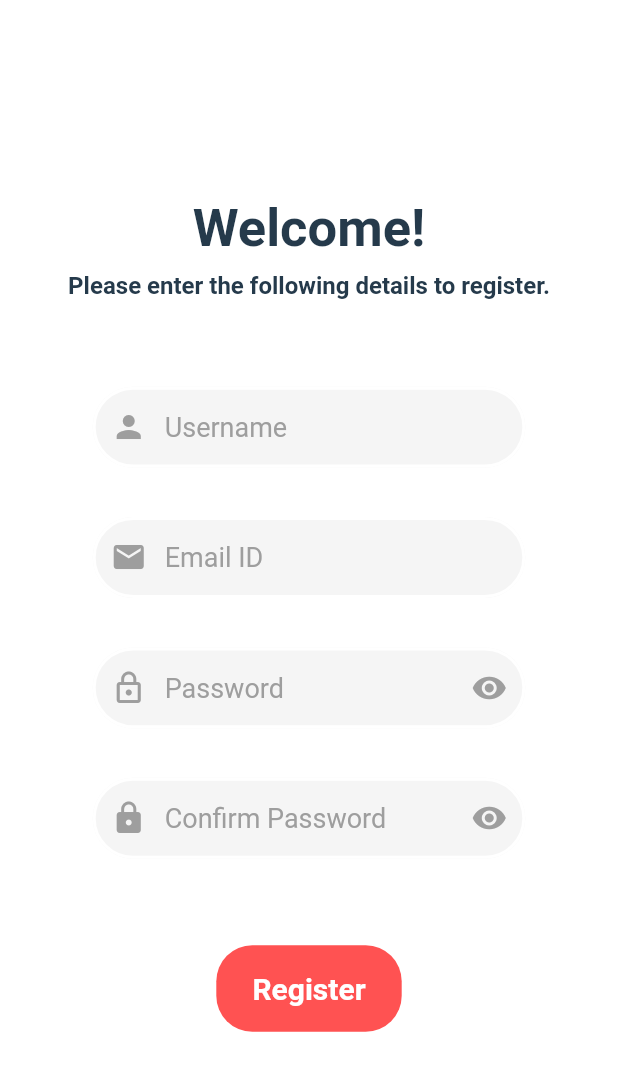
After one commit to Shivansh187/VIT-Hack_Impostors, a Flutter app: the screen it shows after launch, after a tap on "Register", on a phone screen of 412 x 824 dp. The commit adds this screen. Shown: the top 1071 px of the screen. Run offline on Flutter 3.47's test engine with Material 2 defaults, Android fonts, the phone set to English and light mode, and no system bars.

Commit message:
Added login and register pages

```diff
--- a/App/vit_hack_certificate/lib/constants.dart
+++ b/App/vit_hack_certificate/lib/constants.dart
@@ -1,3 +1,4 @@
 import 'package:flutter/material.dart';
 
 const Color kAppBackgroundColour = Color(0xFF253A4B);
+const Color kLoginButtonColour = Color(0xFFFF5252);
--- a/App/vit_hack_certificate/lib/screens/initial_page.dart
+++ b/App/vit_hack_certificate/lib/screens/initial_page.dart
@@ -1,6 +1,7 @@
 import 'package:flutter/material.dart';
 import 'package:vit_hack_certificate/constants.dart';
-
+import 'package:vit_hack_certificate/screens/login.dart';
+import 'package:vit_hack_certificate/screens/register.dart';
 // This is the Initial page screen that has the option of login or register
 class LoginOrRegister extends StatelessWidget {
   @override
@@ -39,11 +40,57 @@ class LoginOrRegister extends StatelessWidget {
                 SizedBox(
                   height: MediaQuery.of(context).size.height * 0.1,
                 ),
-                LoginOrRegisterButton(text: 'Login'),
+                Container(
+                  height: MediaQuery.of(context).size.height * 0.08,
+                  width: MediaQuery.of(context).size.width * 0.8,
+                  child: FlatButton(
+                    onPressed: () {
+                    Navigator.push(
+                    context,
+                    MaterialPageRoute(builder: (context) => Login()),
+                    );
+                    },
+                    child: Center(
+                      child: Text(
+                        'Login',
+                        style: TextStyle(fontSize: 25.0, fontWeight: FontWeight.w600),
+                      ),
+                    ),
+                  ),
+                  decoration: BoxDecoration(
+                  color: kLoginButtonColour,
+                  borderRadius: BorderRadius.all(
+                  Radius.circular(30.0),
+                  ),
+                  ),
+                ),
                 SizedBox(
                   height: MediaQuery.of(context).size.height * 0.02,
                 ),
-                LoginOrRegisterButton(text: 'Register'),
+                Container(
+                  height: MediaQuery.of(context).size.height * 0.08,
+                  width: MediaQuery.of(context).size.width * 0.8,
+                  child: FlatButton(
+                    onPressed: () {
+                      Navigator.push(
+                        context,
+                        MaterialPageRoute(builder: (context) => Register()),
+                      );
+                    },
+                    child: Center(
+                      child: Text(
+                        'Register',
+                        style: TextStyle(fontSize: 25.0, fontWeight: FontWeight.w600),
+                      ),
+                    ),
+                  ),
+                  decoration: BoxDecoration(
+                    color: kLoginButtonColour,
+                    borderRadius: BorderRadius.all(
+                      Radius.circular(30.0),
+                    ),
+                  ),
+                ),
               ],
             ),
           )
@@ -52,28 +99,3 @@ class LoginOrRegister extends StatelessWidget {
     );
   }
 }
-
-class LoginOrRegisterButton extends StatelessWidget {
-  LoginOrRegisterButton({@required this.text});
-
-  final String text;
-  @override
-  Widget build(BuildContext context) {
-    return Container(
-      height: MediaQuery.of(context).size.height * 0.08,
-      width: MediaQuery.of(context).size.width * 0.8,
-      child: Center(
-        child: Text(
-          text,
-          style: TextStyle(fontSize: 25.0, fontWeight: FontWeight.w600),
-        ),
-      ),
-      decoration: BoxDecoration(
-        color: kLoginButtonColour,
-        borderRadius: BorderRadius.all(
-          Radius.circular(30.0),
-        ),
-      ),
-    );
-  }
-}
--- /dev/null
+++ b/App/vit_hack_certificate/lib/screens/register.dart
@@ -0,0 +1,282 @@
+import 'package:flutter/material.dart';
+import 'package:vit_hack_certificate/constants.dart';
+class Register extends StatefulWidget {
+  @override
+  _RegisterState createState() => _RegisterState();
+}
+bool visible=false,visible1=false;
+class _RegisterState extends State<Register> {
+  @override
+  Widget build(BuildContext context) {
+    return Scaffold(
+      backgroundColor: Colors.white,
+      body: SingleChildScrollView(
+        child: Column(
+          children: [
+            SizedBox(height: MediaQuery.of(context).size.height*0.16,),
+            Center(
+              child: Text(
+                "Welcome!",
+                style: TextStyle(
+                    fontSize: 35,
+                    fontWeight: FontWeight.bold,
+                    color: kAppBackgroundColour
+                ),
+              ),
+            ),
+            SizedBox(height: MediaQuery.of(context).size.height*0.01,),
+            Center(
+              child: Text(
+                "Please enter the following details to register.",
+                style: TextStyle(
+                    fontSize: 16,
+                    fontWeight: FontWeight.bold,
+                    color: kAppBackgroundColour
+                ),
+              ),
+            ),
+            SizedBox(height: MediaQuery.of(context).size.height*0.07,),
+            Center(
+              child: Container(
+                width: MediaQuery.of(context).size.width*0.7,
+                child: TextFormField(
+                  validator: (value) {
+                    if (value == '') {
+                      return 'This field is required.';
+                    } else {
+                      return null;
+                    }
+                  },
+                  style: TextStyle(
+                      color: Colors.black
+                  ),
+                  decoration: new InputDecoration(
+                    fillColor: Colors.grey[100],
+                    filled: true,
+                    contentPadding: EdgeInsets.all(MediaQuery.of(context).size.width*0.04),
+                    hintText: 'Username',
+                    hintStyle: TextStyle(
+                      color: Colors.grey,
+                      fontSize: 18,
+                    ),
+                    prefixIcon: Icon(
+                      Icons.person,
+                      color: Colors.grey,
+                    ),
+                    enabledBorder: new OutlineInputBorder(
+                      borderRadius: const BorderRadius.all(
+                          const Radius.circular(27.5)),
+                      borderSide: BorderSide(
+                        color: Colors.white,
+                        width: 2,
+                      ),
+                    ),
+                    focusedBorder: new OutlineInputBorder(
+                      borderRadius: const BorderRadius.all(
+                          const Radius.circular(27.5)),
+                      borderSide: BorderSide(
+                        color: Colors.black,
+                        width: 2,
+                      ),
+                    ),
+                  ),
+                ),
+              ),
+            ),
+            SizedBox(height: MediaQuery.of(context).size.height*0.04,),
+            Center(
+              child: Container(
+                width: MediaQuery.of(context).size.width*0.7,
+                child: TextFormField(
+                  validator: (value) {
+                    if (value == '') {
+                      return 'This field is required.';
+                    } else {
+                      return null;
+                    }
+                  },
+                  style: TextStyle(
+                      color: Colors.black
+                  ),
+                  decoration: new InputDecoration(
+                    fillColor: Colors.grey[100],
+                    filled: true,
+                    contentPadding: EdgeInsets.all(MediaQuery.of(context).size.width*0.04),
+                    hintText: 'Email ID',
+                    hintStyle: TextStyle(
+                      color: Colors.grey,
+                      fontSize: 18,
+                    ),
+                    prefixIcon: Icon(
+                      Icons.email,
+                      color: Colors.grey,
+                    ),
+                    enabledBorder: new OutlineInputBorder(
+                      borderRadius: const BorderRadius.all(
+                          const Radius.circular(27.5)),
+                      borderSide: BorderSide(
+                        color: Colors.white,
+                        width: 2,
+                      ),
+                    ),
+                    focusedBorder: new OutlineInputBorder(
+                      borderRadius: const BorderRadius.all(
+                          const Radius.circular(27.5)),
+                      borderSide: BorderSide(
+                        color: Colors.black,
+                        width: 2,
+                      ),
+                    ),
+                  ),
+                ),
+              ),
+            ),
+            SizedBox(height: MediaQuery.of(context).size.height*0.04,),
+            Center(
+              child: Container(
+                width: MediaQuery.of(context).size.width*0.7,
+                child: TextFormField(
+                  validator: (value) {
+                    if (value == '') {
+                      return 'This field is required.';
+                    } else {
+                      return null;
+                    }
+                  },
+                  keyboardType: TextInputType.visiblePassword,
+                  obscureText: !visible,
+                  style: TextStyle(
+                      color: Colors.black
+                  ),
+                  decoration: new InputDecoration(
+                    fillColor: Colors.grey[100],
+                    filled: true,
+                    contentPadding: EdgeInsets.all(MediaQuery.of(context).size.width*0.04),
+                    hintText: 'Password',
+                    hintStyle: TextStyle(
+                      color: Colors.grey,
+                      fontSize: 18,
+                    ),
+                    prefixIcon: Icon(
+                      Icons.lock_outline,
+                      color: Colors.grey,
+                    ),
+                    suffixIcon: IconButton(
+                        icon: Icon(
+                          Icons.remove_red_eye,
+                          color: Colors.grey,
+                        ),
+                        onPressed: () {
+                          setState(() {
+                            visible = !visible;
+                          });
+                        }),
+                    enabledBorder: new OutlineInputBorder(
+                      borderRadius: const BorderRadius.all(
+                          const Radius.circular(27.5)),
+                      borderSide: BorderSide(
+                        color: Colors.white,
+                        width: 2,
+                      ),
+                    ),
+                    focusedBorder: new OutlineInputBorder(
+                      borderRadius: const BorderRadius.all(
+                          const Radius.circular(27.5)),
+                      borderSide: BorderSide(
+                        color: Colors.black,
+                        width: 2,
+                      ),
+                    ),
+                  ),
+                ),
+              ),
+            ),
+            SizedBox(height: MediaQuery.of(context).size.height*0.04,),
+            Center(
+              child: Container(
+                width: MediaQuery.of(context).size.width*0.7,
+                child: TextFormField(
+                  validator: (value) {
+                    if (value == '') {
+                      return 'This field is required.';
+                    } else {
+                      return null;
+                    }
+                  },
+                  keyboardType: TextInputType.visiblePassword,
+                  obscureText: !visible1,
+                  style: TextStyle(
+                      color: Colors.black
+                  ),
+                  decoration: new InputDecoration(
+                    fillColor: Colors.grey[100],
+                    filled: true,
+                    contentPadding: EdgeInsets.all(MediaQuery.of(context).size.width*0.04),
+                    hintText: 'Confirm Password',
+                    hintStyle: TextStyle(
+                      color: Colors.grey,
+                      fontSize: 18,
+                    ),
+                    prefixIcon: Icon(
+                      Icons.lock,
+                      color: Colors.grey,
+                    ),
+                    suffixIcon: IconButton(
+                        icon: Icon(
+                          Icons.remove_red_eye,
+                          color: Colors.grey,
+                        ),
+                        onPressed: () {
+                          setState(() {
+                            visible1 = !visible1;
+                          });
+                        }),
+                    enabledBorder: new OutlineInputBorder(
+                      borderRadius: const BorderRadius.all(
+                          const Radius.circular(27.5)),
+                      borderSide: BorderSide(
+                        color: Colors.white,
+                        width: 2,
+                      ),
+                    ),
+                    focusedBorder: new OutlineInputBorder(
+                      borderRadius: const BorderRadius.all(
+                          const Radius.circular(27.5)),
+                      borderSide: BorderSide(
+                        color: Colors.black,
+                        width: 2,
+                      ),
+                    ),
+                  ),
+                ),
+              ),
+            ),
+            SizedBox(height: MediaQuery.of(context).size.height*0.07,),
+            Center(
+              child: Container(
+                height: MediaQuery.of(context).size.height*0.07,
+                width: MediaQuery.of(context).size.width*0.3,
+                child: FlatButton(
+                  onPressed: () {},
+                  shape: RoundedRectangleBorder(
+                    borderRadius: BorderRadius.circular(24),
+                  ),
+                  color: Colors.redAccent,
+                  child: Container(
+                    child: Text(
+                      "Register",
+                      style: TextStyle(
+                          fontSize: 20,
+                          fontWeight: FontWeight.bold
+                      ),
+                    ),
+                  ),
+                ),
+              ),
+            ),
+          ],
+        ),
+      ),
+    );
+  }
+}
--- a/App/vit_hack_certificate/pubspec.yaml
+++ b/App/vit_hack_certificate/pubspec.yaml
@@ -23,6 +23,7 @@ environment:
 dependencies:
   flutter:
     sdk: flutter
+  font_awesome_flutter: ^8.10.0
 
 
   # The following adds the Cupertino Icons font to your application.
```
Also changed, not shown: App/vit_hack_certificate/lib/screens/login.dart (added, +163 -0 lines), App/vit_hack_certificate/pubspec.lock.
